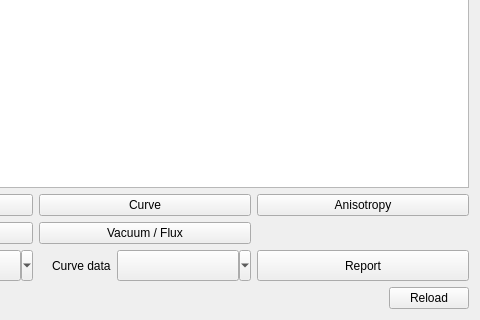
Above: cct/qtgui2/processingmain/results.ui from awacha/cct before the change; both pictures show x 453 to 933 and y 112 to 432 of the 933 by 432 pixel window. Below: the same form after it.
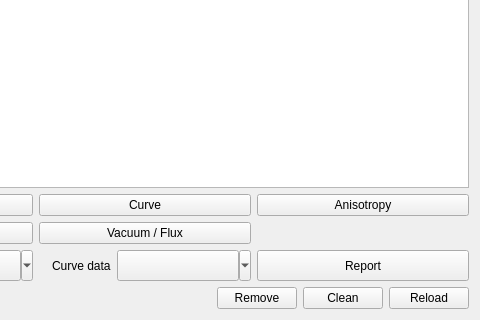
That is the form after the change. Icons and pictures are not drawn.

Diff of the .ui file:
```diff
--- a/cct/qtgui2/processingmain/results.ui
+++ b/cct/qtgui2/processingmain/results.ui
@@ -437,6 +437,32 @@
        </property>
       </spacer>
      </item>
+     <item>
+      <widget class="QPushButton" name="removeSelectedResultPushButton">
+       <property name="toolTip">
+        <string>Remove the selected entries from the HDF5 file</string>
+       </property>
+       <property name="text">
+        <string>Remove</string>
+       </property>
+       <property name="icon">
+        <iconset theme="list-remove"/>
+       </property>
+      </widget>
+     </item>
+     <item>
+      <widget class="QPushButton" name="cleanResultsPushButton">
+       <property name="toolTip">
+        <string>Remove all entries from the HDF5 file</string>
+       </property>
+       <property name="text">
+        <string>Clean</string>
+       </property>
+       <property name="icon">
+        <iconset theme="edit-clear-all"/>
+       </property>
+      </widget>
+     </item>
      <item>
       <widget class="QPushButton" name="reloadPushButton">
        <property name="text">
```
Left out of the diff: 8 changed lines with no effect on the pictures.
